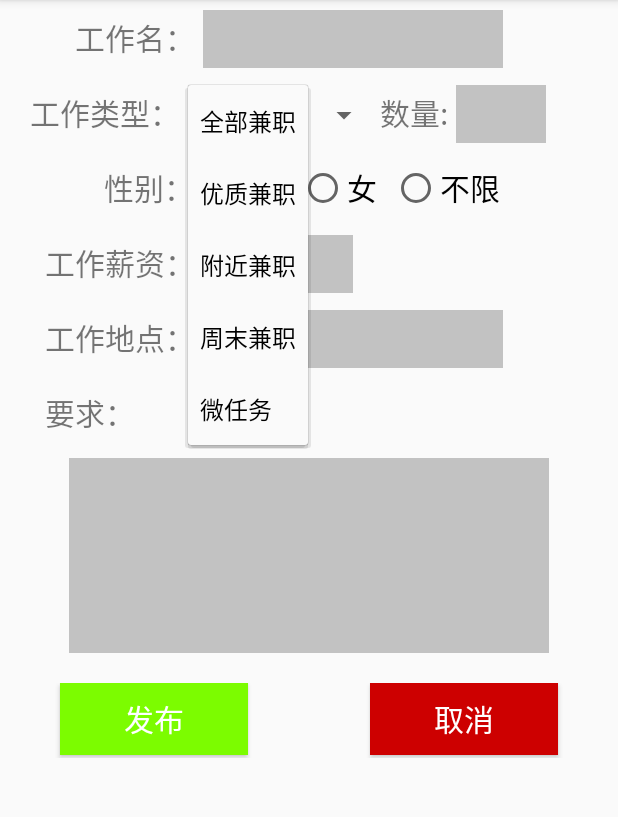
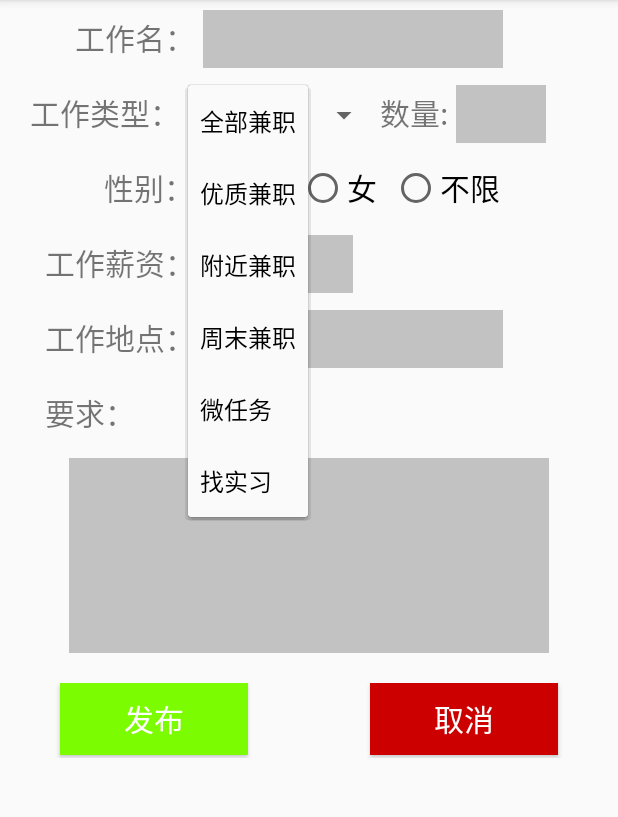
Before and after one commit to os-zzw/PartTime_Conmpany, an Android app: the ReleaseActivity screen opened directly, with no data from a screen before it, after a tap on "全部兼职", on a phone screen of 412 x 824 dp, the part 84-901 px from its top. Run offline under Robolectric (Android 15) with nearby library versions, the phone set to English and light mode, and no system bars; libraries missing offline, so code that uses them is left out: com.orhanobut.logger, retrofit2.adapter.rxjava, rx.android.schedulers, rx.schedulers; 2 statements that could not run were skipped.

Commit message:
添加 找实习

```diff
--- a/app/src/main/java/com/zzw/john/parttime_conmpany/model/me/ReleaseActivity.java
+++ b/app/src/main/java/com/zzw/john/parttime_conmpany/model/me/ReleaseActivity.java
@@ -59,7 +59,7 @@ public class ReleaseActivity extends AppCompatActivity {
 
         adapter1=ArrayAdapter.createFromResource(this, R.array.ctype, android.R.layout.simple_dropdown_item_1line);
         adapter1.setDropDownViewResource(android.R.layout.simple_spinner_dropdown_item);
-        String[] ctype={ "全部兼职", "优质兼职", "附近兼职", "周末兼职","微任务" };
+        String[] ctype={ "全部兼职", "优质兼职", "附近兼职", "周末兼职","微任务" ,"找实习"};
 
         adapter2=new ArrayAdapter<String>(this, android.R.layout.simple_dropdown_item_1line, ctype);
         adapter2.setDropDownViewResource(android.R.layout.simple_spinner_dropdown_item);
--- a/app/src/main/res/values/array.xml
+++ b/app/src/main/res/values/array.xml
@@ -6,5 +6,6 @@
         <item>附近兼职</item>
         <item>周末兼职</item>
         <item>微任务</item>
+        <item>找实习</item>
     </string-array>
 </resources>
```
